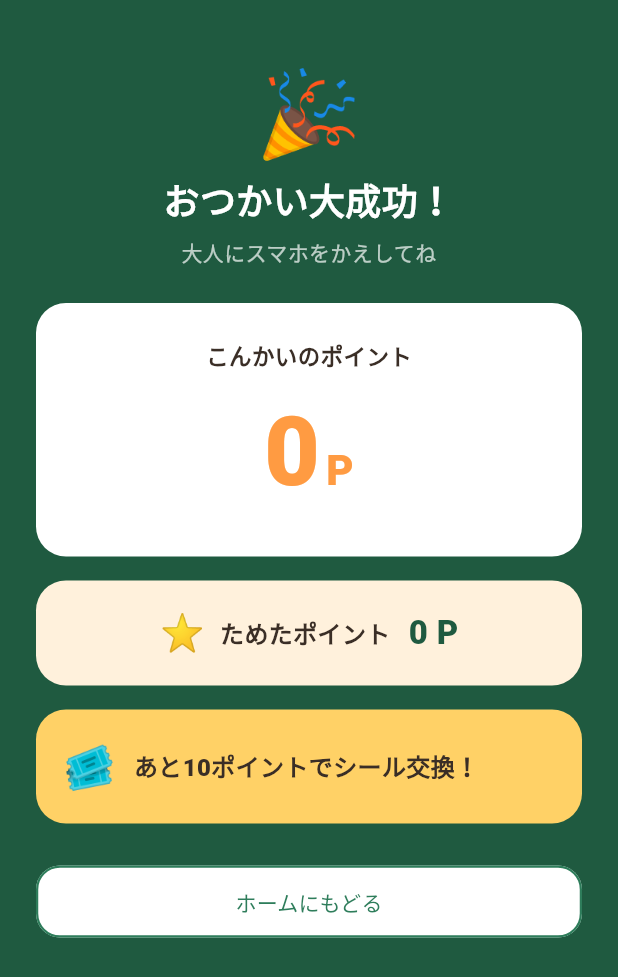
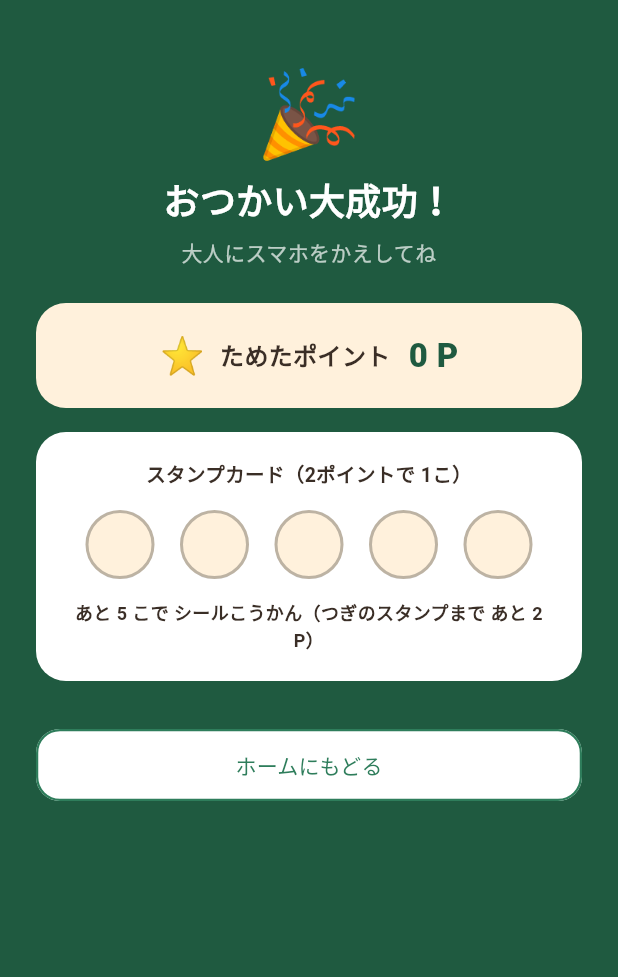
Before and after one commit to hiroyuki-rdx/hatonavi, a Flutter app: the StickerScreen screen opened directly with empty values, after a tap on "ポイントをみる", on a phone screen of 412 x 824 dp. Shown: the top 977 px of the screen. Run offline on Flutter 3.47's test engine with Material 3 defaults, Android fonts, the phone set to English and light mode, and no system bars; our stand-ins replace shared_preferences; missing offline and left inert: dart:html, dart:js_util, mobile_scanner; accounts and stored records are empty.

Commit message:
feat: スタンプカード化（2P=1スタンプ・5スタンプで交換）＋ホームにポイント/交換ボタン
- point_service: pointsPerStamp=2 / stampsToRedeem=5 / stickerThreshold=10、
  stampsFor()・canRedeem()・redeem()（交換で10P差引）を追加
- point_screen: 5マスのスタンプカード表示、交換ボタンは10P達成時のみ表示、
  引換券ダイアログ→「こうかんした！」でredeem→再読込。fromHome/earnedPoints任意対応
- widgets/sticker_ticket.dart(新規): 共通の「シール引換券」UI
- home_screen: 「ポイント・シールこうかん」ボタン追加（いつでも確認・交換）
- 総チェック合格・flutter build web 成功

Co-Authored-By: Claude Opus 4.8 <noreply@anthropic.com>

```diff
--- a/lib/screens/point_screen.dart
+++ b/lib/screens/point_screen.dart
@@ -1,23 +1,28 @@
 import 'package:flutter/material.dart';
 import '../theme.dart';
 import '../services/point_service.dart';
+import '../widgets/sticker_ticket.dart';
 
-/// おつかい完了後の「ポイント確認画面」。
-/// 今回獲得したポイントと累計ポイントを表示し、
-/// 累計がしきい値に届いていればシール交換できることを伝える。
+/// ポイント確認・シール交換画面。
 ///
+/// おつかい完了後（[earnedPoints] > 0）にも、ホームの「ポイント・シールこうかん」
+/// ボタン（[fromHome] = true）からも開ける。
+/// 2ポイントで1スタンプ、5スタンプ（＝10ポイント）たまるとシールと交換できる。
 /// 累計ポイントは [PointService.loadTotal] で非同期に読み込む。
-/// 読み込み中は CircularProgressIndicator を表示する。
 class PointScreen extends StatefulWidget {
-  /// 今回のおつかいで獲得したポイント。
+  /// 今回のおつかいで獲得したポイント（ホームから開いたときは 0）。
   final int earnedPoints;
+
+  /// ホームから開いたか（true のときは「今回のポイント」等を出さない）。
+  final bool fromHome;
 
   /// 「ホームにもどる」を押したときのコールバック。
   final VoidCallback onBackToHome;
 
   const PointScreen({
     super.key,
-    required this.earnedPoints,
+    this.earnedPoints = 0,
+    this.fromHome = false,
     required this.onBackToHome,
   });
 
@@ -35,11 +40,50 @@ class _PointScreenState extends State<PointScreen> {
     _loadTotal();
   }
 
-  /// PointService から累計ポイントを読み込み、setState で反映する。
   Future<void> _loadTotal() async {
     final total = await PointService.loadTotal();
-    if (mounted) {
-      setState(() => _totalPoints = total);
+    if (mounted) setState(() => _totalPoints = total);
+  }
+
+  /// シール交換：引換券を見せ、「こうかん完了」を押したら累計から差し引く。
+  Future<void> _exchange() async {
+    final done = await showDialog<bool>(
+      context: context,
+      barrierDismissible: true,
+      builder: (ctx) => Dialog(
+        backgroundColor: Colors.transparent,
+        child: SingleChildScrollView(
+          child: Column(
+            mainAxisSize: MainAxisSize.min,
+            children: [
+              const StickerTicket(),
+              const SizedBox(height: 14),
+              SizedBox(
+                width: double.infinity,
+                child: ElevatedButton(
+                  onPressed: () => Navigator.of(ctx).pop(true),
+                  child: const Text('こうかんした！'),
+                ),
+              ),
+              const SizedBox(height: 8),
+              TextButton(
+                onPressed: () => Navigator.of(ctx).pop(false),
+                child: const Text('とじる',
+                    style: TextStyle(color: Colors.white)),
+              ),
+            ],
+          ),
+        ),
+      ),
+    );
+
+    if (done == true) {
+      final next = await PointService.redeem(); // 累計から10P差し引く
+      if (!mounted) return;
+      setState(() => _totalPoints = next);
+      ScaffoldMessenger.of(context).showSnackBar(
+        const SnackBar(content: Text('シールと こうかんしたよ！🎟️')),
+      );
     }
   }
 
@@ -56,52 +100,69 @@ class _PointScreenState extends State<PointScreen> {
   }
 
   Widget _buildResult(BuildContext context, int total) {
-    // しきい値まであと何ポイントか（達成済みなら 0）。
-    final remaining = PointService.stickerThreshold - total;
-    final reachedThreshold = remaining <= 0;
+    final stamps = PointService.stampsFor(total);
+    final canRedeem = PointService.canRedeem(total);
+    // 次のスタンプまであと何ポイントか。
+    final toNextStamp = PointService.pointsPerStamp - (total % PointService.pointsPerStamp);
 
     return SingleChildScrollView(
       padding: const EdgeInsets.all(24),
       child: Column(
         children: [
           const SizedBox(height: 12),
-          const Text('🎉', style: TextStyle(fontSize: 56)),
-          const Text(
-            'おつかい大成功！',
+          Text(
+            widget.fromHome ? '🎟️' : '🎉',
+            style: const TextStyle(fontSize: 56),
+          ),
+          Text(
+            widget.fromHome ? 'ポイント・シールこうかん' : 'おつかい大成功！',
             textAlign: TextAlign.center,
-            style: TextStyle(
+            style: const TextStyle(
               fontSize: 24,
               fontWeight: FontWeight.w900,
               color: Colors.white,
               height: 1.4,
             ),
           ),
+          if (!widget.fromHome) ...[
             const SizedBox(height: 8),
             const Text(
               '大人にスマホをかえしてね',
               textAlign: TextAlign.center,
-            style: TextStyle(
-              fontSize: 14,
-              color: Colors.white70,
+              style: TextStyle(fontSize: 14, color: Colors.white70),
+            ),
+          ],
+          const SizedBox(height: 24),
+          if (!widget.fromHome && widget.earnedPoints > 0) ...[
+            _EarnedPointsCard(earnedPoints: widget.earnedPoints),
+            const SizedBox(height: 16),
+          ],
+          _TotalPointsCard(total: total),
+          const SizedBox(height: 16),
+          // スタンプカード（2ポイントで1こ・5こでシール交換）。
+          _StampCard(
+            stamps: stamps,
+            max: PointService.stampsToRedeem,
+            canRedeem: canRedeem,
+            toNextStamp: toNextStamp,
+          ),
+          const SizedBox(height: 20),
+          // 交換は10ポイント（5スタンプ）たまったときだけ表示する。
+          if (canRedeem)
+            SizedBox(
+              width: double.infinity,
+              child: ElevatedButton.icon(
+                onPressed: _exchange,
+                icon: const Icon(Icons.card_giftcard_rounded),
+                label: const Text('シールとこうかんする'),
               ),
             ),
-          const SizedBox(height: 24),
-          _EarnedPointsCard(earnedPoints: widget.earnedPoints),
-          const SizedBox(height: 16),
-          _TotalPointsCard(total: total),
-          const SizedBox(height: 16),
-          _StickerBanner(
-            reachedThreshold: reachedThreshold,
-            remaining: remaining,
-          ),
-          const SizedBox(height: 28),
+          const SizedBox(height: 12),
           SizedBox(
             width: double.infinity,
             child: OutlinedButton(
               onPressed: widget.onBackToHome,
-              style: OutlinedButton.styleFrom(
-                backgroundColor: Colors.white,
-              ),
+              style: OutlinedButton.styleFrom(backgroundColor: Colors.white),
               child: const Text('ホームにもどる'),
             ),
           ),
@@ -112,7 +173,6 @@ class _PointScreenState extends State<PointScreen> {
   }
 }
 
-/// 累計ポイント読み込み中に表示するローディング表示。
 class _LoadingView extends StatelessWidget {
   const _LoadingView();
 
@@ -233,65 +293,57 @@ class _TotalPointsCard extends StatelessWidget {
   }
 }
 
-/// 累計ポイントの状態に応じてシール交換の案内を出すバナー。
-/// しきい値以上なら緑で「交換できるよ！」、未満なら残りポイントを表示する。
-class _StickerBanner extends StatelessWidget {
-  final bool reachedThreshold;
-  final int remaining;
+/// スタンプカード。2ポイントで1スタンプ、5スタンプでシール交換。
+class _StampCard extends StatelessWidget {
+  final int stamps;
+  final int max;
+  final bool canRedeem;
+  final int toNextStamp;
 
-  const _StickerBanner({
-    required this.reachedThreshold,
-    required this.remaining,
+  const _StampCard({
+    required this.stamps,
+    required this.max,
+    required this.canRedeem,
+    required this.toNextStamp,
   });
 
   @override
   Widget build(BuildContext context) {
-    if (reachedThreshold) {
     return Container(
       width: double.infinity,
-        padding: const EdgeInsets.symmetric(horizontal: 18, vertical: 18),
+      padding: const EdgeInsets.symmetric(horizontal: 16, vertical: 18),
       decoration: BoxDecoration(
-          color: AppColors.primaryGreen,
+        color: Colors.white,
         borderRadius: BorderRadius.circular(20),
       ),
-        child: const Row(
+      child: Column(
         children: [
-            Text('🎟️', style: TextStyle(fontSize: 28)),
-            SizedBox(width: 12),
-            Expanded(
-              child: Text(
-                'シールと交換できるよ！',
+          const Text(
+            'スタンプカード（2ポイントで 1こ）',
             style: TextStyle(
-                  fontSize: 17,
-                  fontWeight: FontWeight.w900,
-                  color: Colors.white,
+              fontSize: 13,
+              fontWeight: FontWeight.bold,
+              color: AppColors.textDark,
             ),
           ),
-            ),
+          const SizedBox(height: 14),
+          Row(
+            mainAxisAlignment: MainAxisAlignment.spaceEvenly,
+            children: [
+              for (int i = 0; i < max; i++) _StampSlot(filled: i < stamps),
             ],
           ),
-      );
-    }
-
-    return Container(
-      width: double.infinity,
-      padding: const EdgeInsets.symmetric(horizontal: 18, vertical: 18),
-      decoration: BoxDecoration(
-        color: AppColors.accentYellow,
-        borderRadius: BorderRadius.circular(20),
-      ),
-      child: Row(
-        children: [
-          const Text('🎟️', style: TextStyle(fontSize: 28)),
-          const SizedBox(width: 12),
-          Expanded(
-            child: Text(
-              'あと$remainingポイントでシール交換！',
-              style: const TextStyle(
-                fontSize: 16,
-                fontWeight: FontWeight.w900,
-                color: AppColors.textDark,
-              ),
+          const SizedBox(height: 14),
+          Text(
+            canRedeem
+                ? '5こ そろったよ！シールと こうかんできる🎟️'
+                : 'あと ${max - stamps} こで シールこうかん（つぎのスタンプまで あと $toNextStamp P）',
+            textAlign: TextAlign.center,
+            style: TextStyle(
+              fontSize: 12,
+              height: 1.4,
+              fontWeight: FontWeight.bold,
+              color: canRedeem ? AppColors.primaryGreen : AppColors.textDark,
             ),
           ),
         ],
@@ -299,3 +351,30 @@ class _StickerBanner extends StatelessWidget {
     );
   }
 }
+
+/// スタンプ1つ分のマス。押されていれば🐤、空なら点線まる。
+class _StampSlot extends StatelessWidget {
+  final bool filled;
+  const _StampSlot({required this.filled});
+
+  @override
+  Widget build(BuildContext context) {
+    return Container(
+      width: 46,
+      height: 46,
+      alignment: Alignment.center,
+      decoration: BoxDecoration(
+        shape: BoxShape.circle,
+        color: filled ? AppColors.accentOrange : AppColors.cardBeige,
+        border: Border.all(
+          color: filled ? AppColors.accentOrange : Colors.black26,
+          width: 2,
+        ),
+      ),
+      child: Text(
+        filled ? '🕊️' : '',
+        style: const TextStyle(fontSize: 22),
+      ),
+    );
+  }
+}
--- a/lib/services/point_service.dart
+++ b/lib/services/point_service.dart
@@ -9,9 +9,15 @@ class PointService {
   /// 読み書きに使う SharedPreferences のキー。
   static const String _totalKey = 'total_points';
 
-  /// シール交換に必要な累計ポイント。
-  /// 画面側でこの定数を参照して「あと何ポイントでシール交換」を表示する。
-  static const int stickerThreshold = 10;
+  /// スタンプ1個に必要なポイント（2ポイントごとに1スタンプ）。
+  static const int pointsPerStamp = 2;
+
+  /// シール1枚と交換するのに必要なスタンプ数。
+  static const int stampsToRedeem = 5;
+
+  /// シール交換に必要な累計ポイント（＝2ポイント×5スタンプ＝10）。
+  /// 画面側でこの定数を参照して交換可否や残りポイントを表示する。
+  static const int stickerThreshold = pointsPerStamp * stampsToRedeem;
 
   /// 累計ポイントを読み込んで返す。
   ///
@@ -29,4 +35,25 @@ class PointService {
     final current = prefs.getInt(_totalKey) ?? 0;
     await prefs.setInt(_totalKey, current + points);
   }
+
+  /// 累計ポイントから、スタンプカードに押されているスタンプ数（0〜[stampsToRedeem]）。
+  /// 2ポイントごとに1個。カードの上限（5個）で頭打ちにする。
+  static int stampsFor(int total) {
+    final s = total ~/ pointsPerStamp;
+    if (s < 0) return 0;
+    return s > stampsToRedeem ? stampsToRedeem : s;
+  }
+
+  /// 交換できる状態か（累計が [stickerThreshold] 以上）。
+  static bool canRedeem(int total) => total >= stickerThreshold;
+
+  /// シールと交換する：累計から [stickerThreshold] を引いて保存し、引いた後の累計を返す。
+  /// しきい値未満のときは何もしない（現在値を返す）。
+  static Future<int> redeem() async {
+    final prefs = await SharedPreferences.getInstance();
+    final current = prefs.getInt(_totalKey) ?? 0;
+    final next = current >= stickerThreshold ? current - stickerThreshold : current;
+    await prefs.setInt(_totalKey, next);
+    return next;
+  }
 }
```
Also changed, not shown: lib/screens/home_screen.dart (+20 -0 lines), lib/widgets/sticker_ticket.dart (added, +141 -0 lines), 1 other file. Lines whose indentation alone changed are shown as unchanged.
